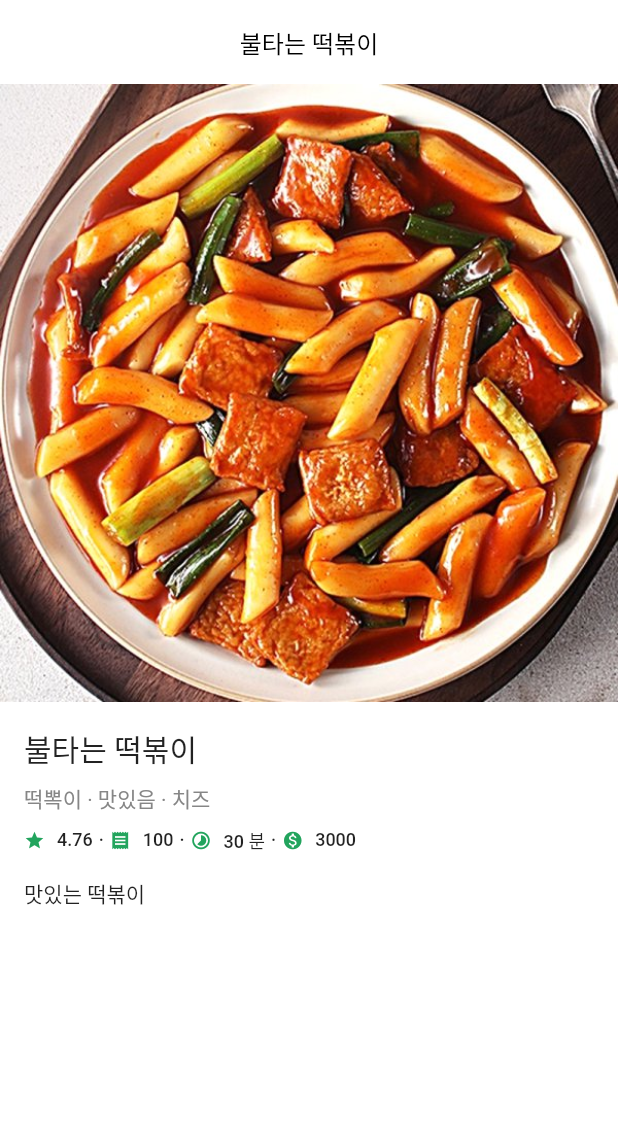
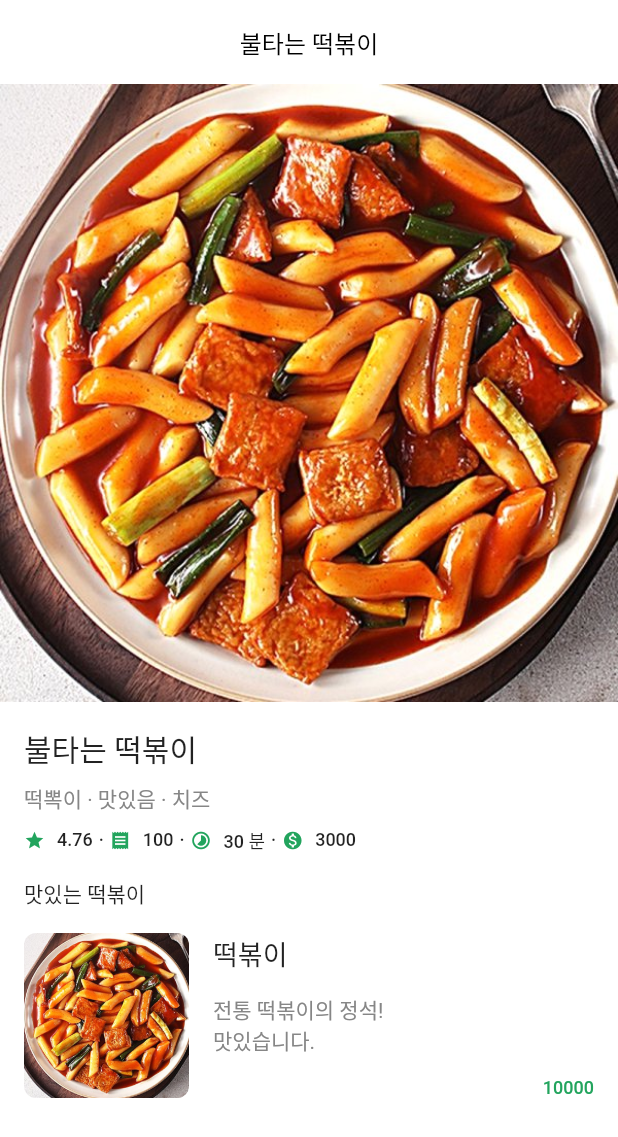
Before and after one commit to JooSeunghyeon/flutterlogin, a Flutter app: the RestaurantDetailScreen widget shown alone on an empty page, opened directly, on a phone screen of 412 x 824 dp. Shown: the top 1137 px of the screen. Run offline on Flutter 3.47's test engine with Material 2 defaults, Android fonts, the phone set to English and light mode, and no system bars; our stand-ins replace dio, flutter_secure_storage; accounts and stored records are empty; network calls fail.

Commit message:
ProductCrad 작업

```diff
--- a/lib/common/view/splash_screen.dart
+++ b/lib/common/view/splash_screen.dart
@@ -20,7 +20,7 @@ class _SplashScreenState extends State<SplashScreen> {
     // TODO: implement initState`
     super.initState();
 
-    // deleteToken();
+    //deleteToken();
     checkToken();
   }
 
--- /dev/null
+++ b/lib/product/component/product_card.dart
@@ -0,0 +1,62 @@
+import 'package:actual/common/const/colors.dart';
+import 'package:flutter/material.dart';
+
+class ProductCard extends StatelessWidget {
+  const ProductCard({super.key});
+
+  @override
+  Widget build(BuildContext context) {
+    return IntrinsicHeight(
+      child: Row(
+        children: [
+          ClipRRect(
+            borderRadius: BorderRadius.circular(
+              8.0,
+            ),
+            child: Image.asset(
+              'asset/img/foodTo.jpg',
+              width: 110,
+              height: 110,
+              fit: BoxFit.cover,
+            ),
+          ),
+          const SizedBox(
+            width: 16.0,
+          ),
+          Expanded(
+              child: Column(
+            crossAxisAlignment: CrossAxisAlignment.stretch,
+            mainAxisAlignment: MainAxisAlignment.spaceBetween,
+            children: [
+              Text(
+                '떡볶이',
+                style: TextStyle(
+                  fontSize: 18.0,
+                  fontWeight: FontWeight.w500,
+                ),
+              ),
+              Text(
+                '전통 떡볶이의 정석!\n맛있습니다.',
+                overflow: TextOverflow.ellipsis,
+                maxLines: 2,
+                style: TextStyle(
+                  color: BODY_TEXT_COLOR,
+                  fontSize: 14.0,
+                ),
+              ),
+              Text(
+                '10000',
+                textAlign: TextAlign.right,
+                style: TextStyle(
+                  color: PRIMARY_COLOR,
+                  fontSize: 12.0,
+                  fontWeight: FontWeight.w500,
+                ),
+              ),
+            ],
+          ))
+        ],
+      ),
+    );
+  }
+}
--- a/lib/restaurant/view/restaurant_detail_screen.dart
+++ b/lib/restaurant/view/restaurant_detail_screen.dart
@@ -1,4 +1,5 @@
 import 'package:actual/common/layout/default_layout.dart';
+import 'package:actual/product/component/product_card.dart';
 import 'package:actual/restaurant/component/restaurant_card.dart';
 import 'package:flutter/material.dart';
 
@@ -22,6 +23,10 @@ class RestaurantDetailScreen extends StatelessWidget {
             isDetail: true,
             detail: '맛있는 떡볶이',
           ),
+          Padding(
+            padding: const EdgeInsets.symmetric(horizontal: 16.0),
+            child: ProductCard(),
+          ),
         ],
       ),
     );
```
